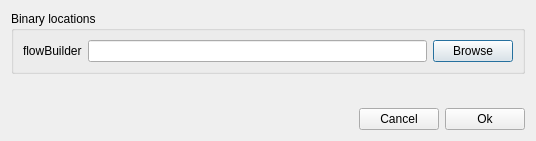
Above: slowmoVideo/slowmoUI/dialogues/preferencesDialog.ui from slowmoVideo/slowmoVideo before the change. Below: the same form after it.
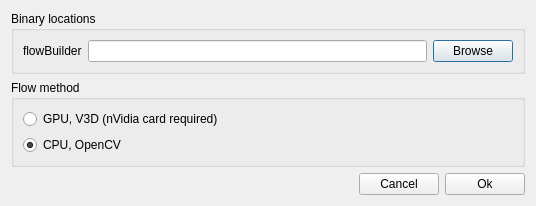
That is the form after the change.

Commit message: OpenCV: CPU based flow generator added

```diff
--- a/slowmoVideo/slowmoUI/dialogues/preferencesDialog.ui
+++ b/slowmoVideo/slowmoUI/dialogues/preferencesDialog.ui
@@ -7,7 +7,7 @@
     <x>0</x>
     <y>0</y>
     <width>536</width>
-    <height>141</height>
+    <height>202</height>
    </rect>
   </property>
   <property name="windowTitle">
@@ -45,6 +45,32 @@
      </item>
     </layout>
    </item>
+   <item>
+    <widget class="QGroupBox" name="groupBox_2">
+     <property name="title">
+      <string>Flow method</string>
+     </property>
+     <layout class="QVBoxLayout" name="verticalLayout_3">
+      <item>
+       <widget class="QRadioButton" name="methodV3D">
+        <property name="text">
+         <string>GPU, V3D (nVidia card required)</string>
+        </property>
+       </widget>
+      </item>
+      <item>
+       <widget class="QRadioButton" name="methodOCV">
+        <property name="text">
+         <string>CPU, OpenCV</string>
+        </property>
+        <property name="checked">
+         <bool>true</bool>
+        </property>
+       </widget>
+      </item>
+     </layout>
+    </widget>
+   </item>
    <item>
     <spacer name="verticalSpacer">
      <property name="orientation">
```
Left out of the diff: 3 changed lines with no effect on the pictures. The commit also changes 9 other files.
